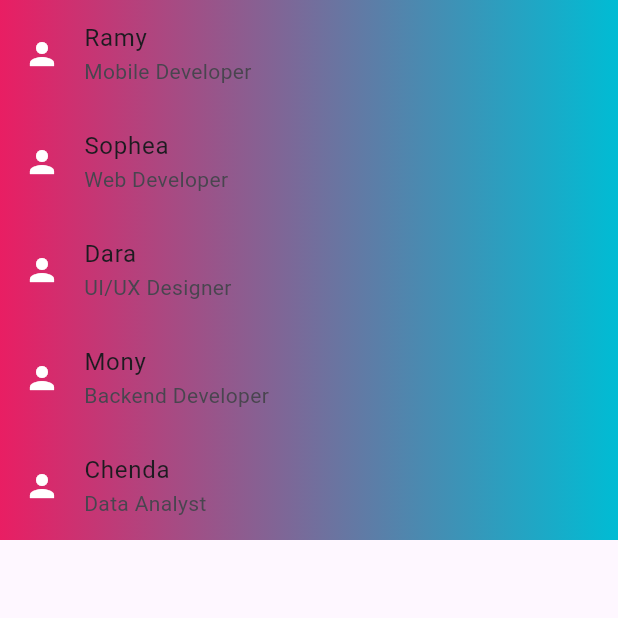
After one commit to Rami-netizen-bot/CLU_AppFlutter_Lesson, a Flutter app: the screen it shows after launch, after a tap on "Go to slideable button", on a phone screen of 412 x 824 dp, the top half of it. The commit adds this screen. Run offline on Flutter 3.47's test engine with Material 3 defaults, Android fonts, the phone set to English and light mode, and no system bars; drawn by our look-alikes of flutter_slidable.

Commit message:
add slideable

```diff
--- /dev/null
+++ b/lib/ScaffoldWidget/slideable.dart
@@ -0,0 +1,78 @@
+import 'package:flutter/material.dart';
+import 'package:flutter_slidable/flutter_slidable.dart';
+import 'package:lesson_flutter/ScaffoldWidget/Listview.dart';
+
+class Myslideable extends StatefulWidget {
+  const Myslideable({super.key});
+  @override
+  State<Myslideable> createState() => _MyslideableState();
+}
+
+class _MyslideableState extends State<Myslideable> {
+  final List<Map<String, String>> items = [
+    {"name": "Ramy", "role": "Mobile Developer"},
+    {"name": "Sophea", "role": "Web Developer"},
+    {"name": "Dara", "role": "UI/UX Designer"},
+    {"name": "Mony", "role": "Backend Developer"},
+    {"name": "Chenda", "role": "Data Analyst"},
+  ];
+  @override
+  Widget build(BuildContext context) {
+    return Scaffold(
+      body: ListView.builder(
+        itemCount: items.length,
+        itemBuilder: (context, index) {
+          return Slidable(
+            endActionPane: ActionPane(
+              motion: const ScrollMotion(),
+              children: [
+                SlidableAction(
+                  onPressed: (context) {
+                    setState(() => items.removeAt(index));
+                  },
+                  backgroundColor: Colors.red,
+                  foregroundColor: Colors.white,
+                  icon: Icons.delete,
+                  label: "Delete",
+                ),
+                SlidableAction(
+                  onPressed: (context) {},
+                  backgroundColor: Colors.blue,
+                  foregroundColor: Colors.white,
+                  icon: Icons.edit,
+                  label: "Edit",
+                ),
+              ],
+            ),
+            startActionPane: ActionPane(
+              motion: const ScrollMotion(),
+              children: [
+                SlidableAction(
+                  onPressed: (context) {},
+                  backgroundColor: Colors.green,
+                  foregroundColor: Colors.white,
+                  icon: Icons.share,
+                  label: "Share",
+                ),
+              ],
+            ),
+            child: Container(
+              decoration: const BoxDecoration(
+                gradient: LinearGradient(
+                  begin: Alignment.topLeft,
+                  end: Alignment.topRight,
+                  colors: [Colors.pink, Colors.cyan],
+                ),
+              ),
+              child: ListTile(
+                title: Text(items[index]["name"]!),
+                subtitle: Text(items[index]["role"]!),
+                leading: const Icon(Icons.person, color: Colors.white),
+              ),
+            ),
+          );
+        },
+      ),
+    );
+  }
+}
--- a/lib/main.dart
+++ b/lib/main.dart
@@ -1,8 +1,10 @@
 import 'package:flutter/material.dart';
+import 'package:lesson_flutter/ScaffoldWidget/slideable.dart';
 import 'ScaffoldWidget/Listview.dart';
 import 'ScaffoldWidget/App_bar.dart';
 import 'ScaffoldWidget/bottomapp.dart'; // ← ADD THIS
 import 'ScaffoldWidget/appbar.dart'; // ← ADD THIS
+import 'ScaffoldWidget/sliverappbar.dart';
 import 'ScaffoldWidget/sliverappbar.dart';
 
 void main(List<String> args) {
@@ -74,6 +76,16 @@ class MyWidget extends StatelessWidget {
               },
               child: Text("Go to Sliver screen"),
             ),
+            SizedBox(height: 25),
+            ElevatedButton(
+              onPressed: () {
+                Navigator.push(
+                  context,
+                  MaterialPageRoute(builder: (context) => const Myslideable()),
+                );
+              },
+              child: Text("Go to slideable button"),
+            ),
           ],
         ),
       ),
--- a/pubspec.yaml
+++ b/pubspec.yaml
@@ -34,6 +34,8 @@ dependencies:
   # The following adds the Cupertino Icons font to your application.
   # Use with the CupertinoIcons class for iOS style icons.
   cupertino_icons: ^1.0.8
+  slideable: ^0.0.3
+  flutter_slidable: ^4.0.3
 
 dev_dependencies:
   flutter_test:
```
Also changed, not shown: pubspec.lock.
